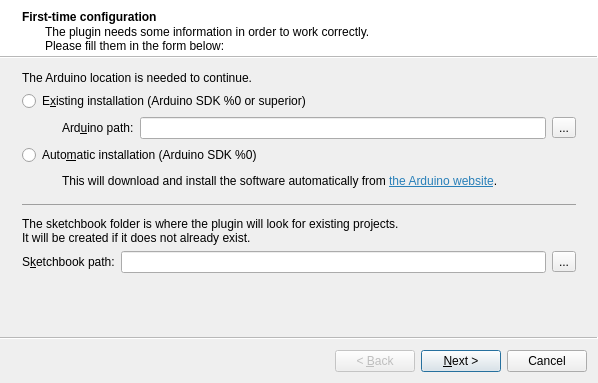
This is firsttimewizard.ui in KDE/kdev-embedded as Qt 5 draws it before an edit. The edited form follows.
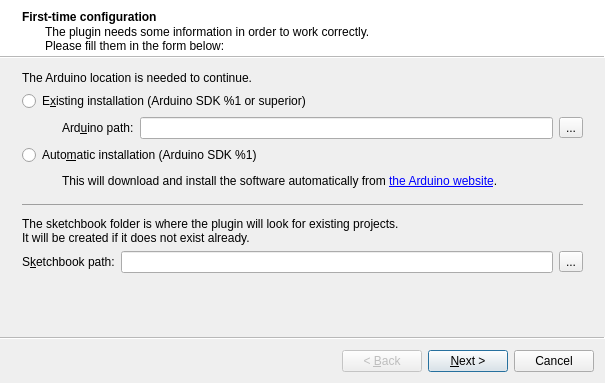
This is the edited form.

The edit to the form file:
```diff
--- a/firsttimewizard.ui
+++ b/firsttimewizard.ui
@@ -6,7 +6,7 @@
    <rect>
     <x>0</x>
     <y>0</y>
-    <width>598</width>
+    <width>605</width>
     <height>383</height>
    </rect>
   </property>
@@ -37,7 +37,7 @@
     <item>
      <widget class="QRadioButton" name="existingInstallButton">
       <property name="text">
-       <string>E&amp;xisting installation (Arduino SDK %0 or superior)</string>
+       <string>E&amp;xisting installation (Arduino SDK %1 or superior)</string>
       </property>
      </widget>
     </item>
@@ -92,7 +92,7 @@
     <item>
      <widget class="QRadioButton" name="automaticInstallButton">
       <property name="text">
-       <string>Auto&amp;matic installation (Arduino SDK %0)</string>
+       <string>Auto&amp;matic installation (Arduino SDK %1)</string>
       </property>
      </widget>
     </item>
@@ -117,7 +117,7 @@
       <item>
        <widget class="QLabel" name="label_3">
         <property name="text">
-         <string>&lt;html&gt;&lt;head/&gt;&lt;body&gt;&lt;p&gt;This will download and install the software automatically from &lt;a href=&quot;http://arduino.cc/&quot;&gt;&lt;span style=&quot; text-decoration: underline; color:#2980b9;&quot;&gt;the Arduino website&lt;/span&gt;&lt;/a&gt;.&lt;/p&gt;&lt;/body&gt;&lt;/html&gt;</string>
+         <string>&lt;p&gt;This will download and install the software automatically from &lt;a href=&quot;http://arduino.cc/&quot;&gt;the Arduino website&lt;/a&gt;.&lt;/p&gt;</string>
         </property>
         <property name="openExternalLinks">
          <bool>true</bool>
@@ -136,7 +136,7 @@
     <item>
      <widget class="QLabel" name="label_4">
       <property name="text">
-       <string>&lt;html&gt;&lt;head/&gt;&lt;body&gt;&lt;p&gt;The sketchbook folder is where the plugin will look for existing projects.&lt;br/&gt;It will be created if it does not already exist.&lt;/p&gt;&lt;/body&gt;&lt;/html&gt;</string>
+       <string>&lt;p&gt;The sketchbook folder is where the plugin will look for existing projects.&lt;br/&gt;It will be created if it does not exist already.&lt;/p&gt;</string>
       </property>
      </widget>
     </item>
```
Left out of the diff: 12 changed lines with no effect on the pictures.
